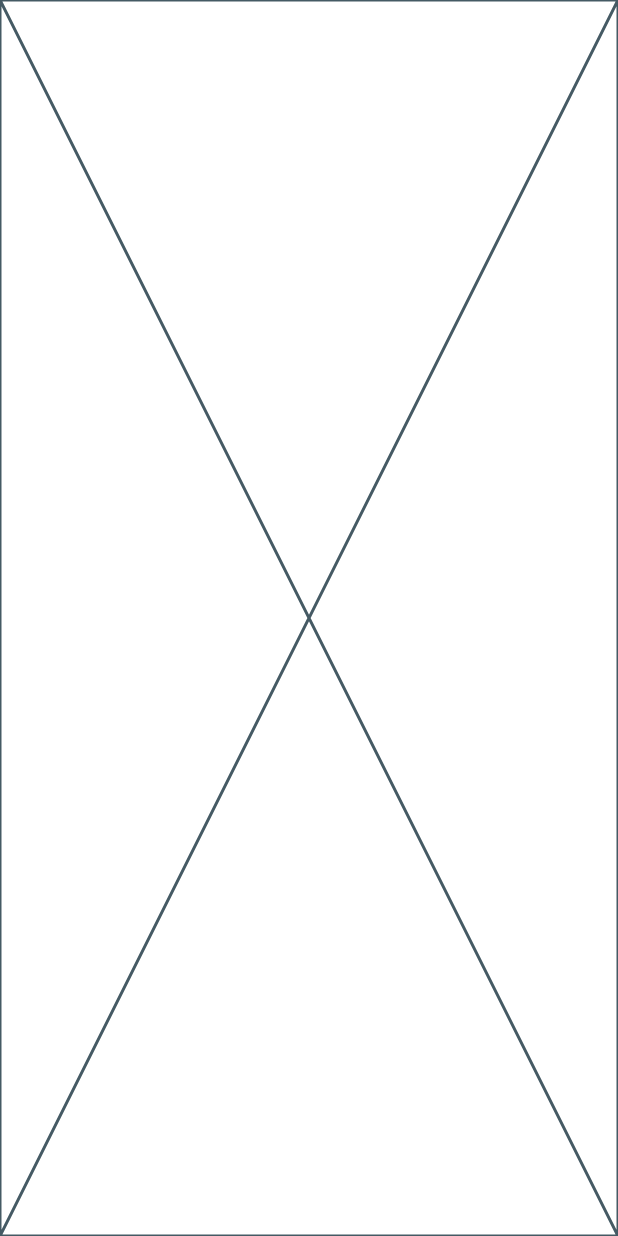
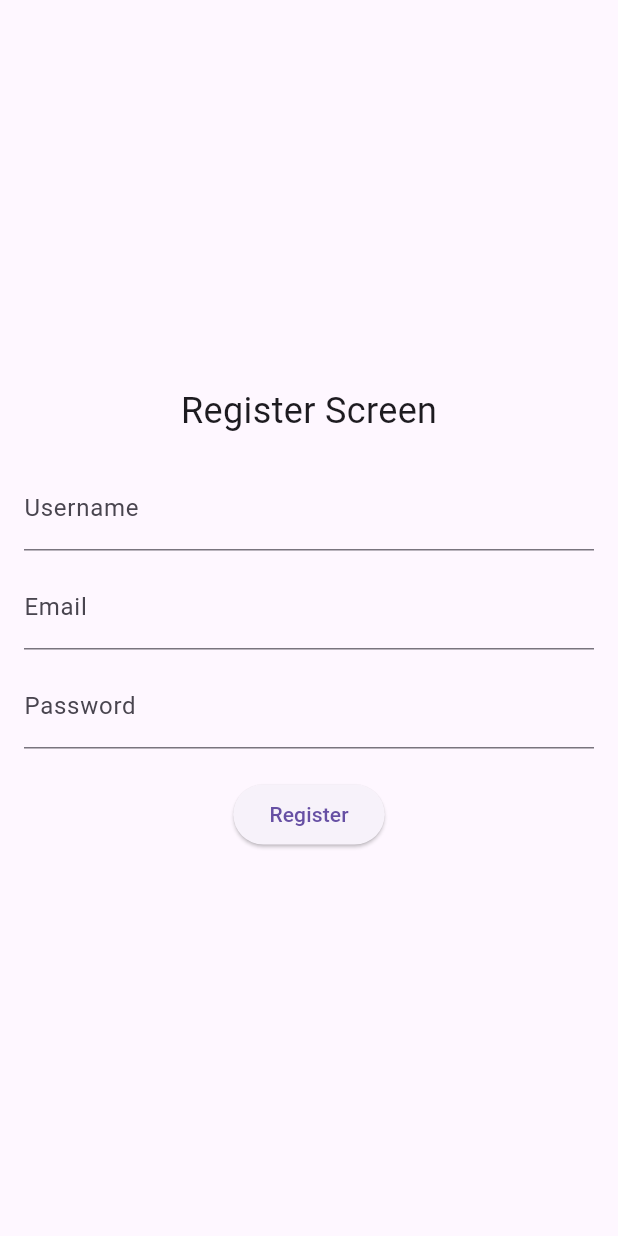
Before and after one commit to mahmoudatta80/supabase_playlist, a Flutter app: the screen it shows after launch, on a phone screen of 412 x 824 dp. Run offline on Flutter 3.47's test engine with Material 3 defaults, Android fonts, the phone set to English and light mode, and no system bars.

Commit message:
add auth screens

```diff
--- a/lib/main.dart
+++ b/lib/main.dart
@@ -1,4 +1,6 @@
 import 'package:flutter/material.dart';
+
+import 'register_screen.dart';
 
 void main() {
   runApp(const MyApp());
@@ -9,6 +11,9 @@ class MyApp extends StatelessWidget {
 
   @override
   Widget build(BuildContext context) {
-    return const Placeholder();
+    return const MaterialApp(
+      debugShowCheckedModeBanner: false,
+      home: RegisterScreen(),
+    );
   }
 }
--- /dev/null
+++ b/lib/register_screen.dart
@@ -0,0 +1,49 @@
+import 'package:flutter/material.dart';
+
+import 'login_screen.dart';
+
+class RegisterScreen extends StatelessWidget {
+  const RegisterScreen({super.key});
+
+  @override
+  Widget build(BuildContext context) {
+    return Scaffold(
+      body: Center(
+        child: Padding(
+          padding: const EdgeInsets.symmetric(horizontal: 16.0),
+          child: Column(
+            mainAxisAlignment: MainAxisAlignment.center,
+            children: [
+              const Text('Register Screen', style: TextStyle(fontSize: 24)),
+              const SizedBox(height: 20),
+              TextFormField(
+                controller: TextEditingController(),
+                decoration: const InputDecoration(labelText: 'Username'),
+              ),
+              const SizedBox(height: 10),
+              TextFormField(
+                controller: TextEditingController(),
+                decoration: const InputDecoration(labelText: 'Email'),
+              ),
+              const SizedBox(height: 10),
+              TextFormField(
+                controller: TextEditingController(),
+                obscureText: true,
+                decoration: const InputDecoration(labelText: 'Password'),
+              ),
+              const SizedBox(height: 20),
+              ElevatedButton(
+                onPressed: () {
+                  Navigator.of(context).push(
+                    MaterialPageRoute(builder: (context) => const LoginScreen()),
+                  );
+                },
+                child: const Text('Register'),
+              ),
+            ],
+          ),
+        ),
+      ),
+    );
+  }
+}
```
Also changed, not shown: lib/home_screen.dart (added, +12 -0 lines), lib/login_screen.dart (added, +44 -0 lines).
